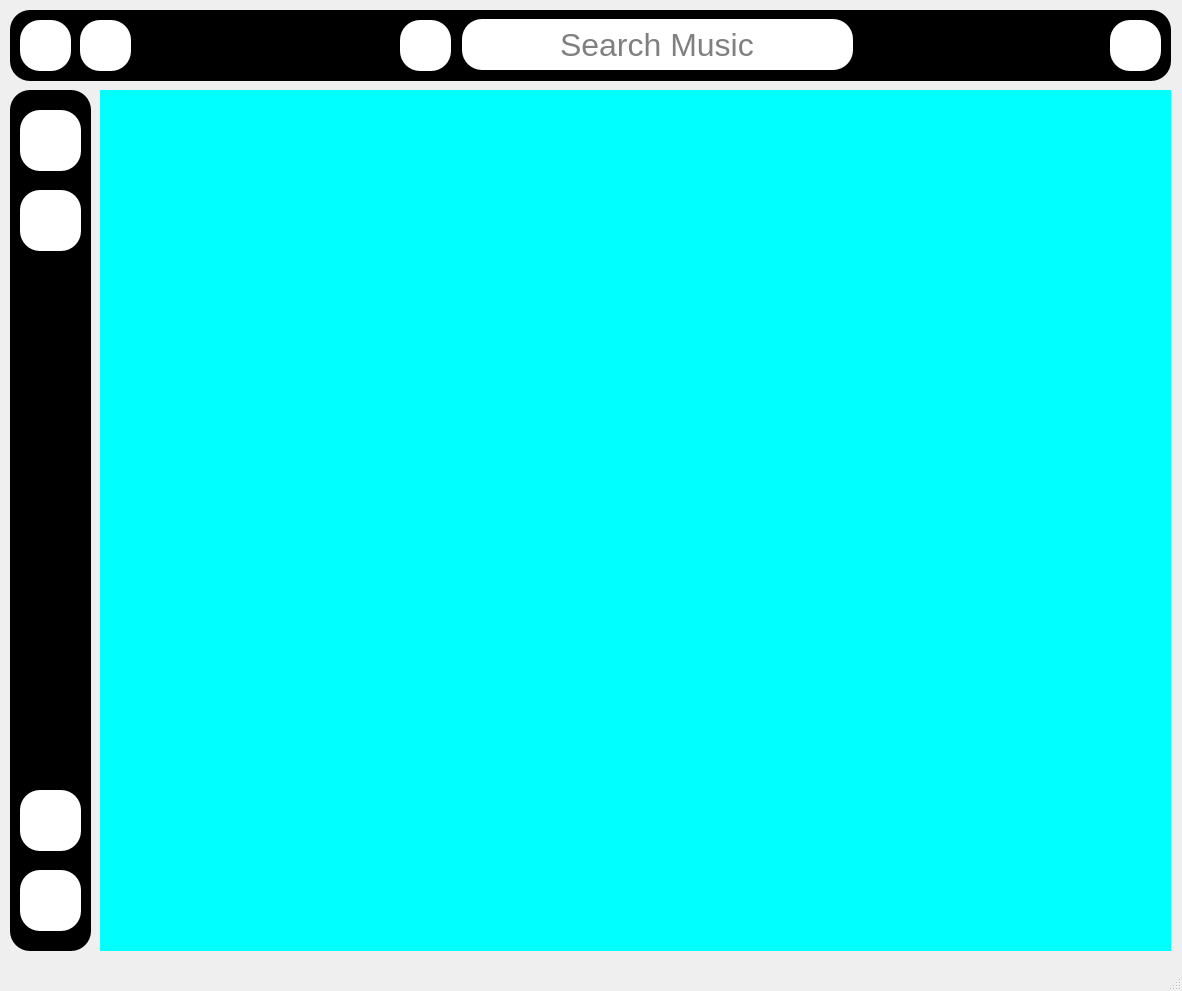
Before: the Qt Designer form UI-GiaoDien/homepage.ui in TruongKhoaNguyen/PTA04-Sanpham, drawn with Qt 5.
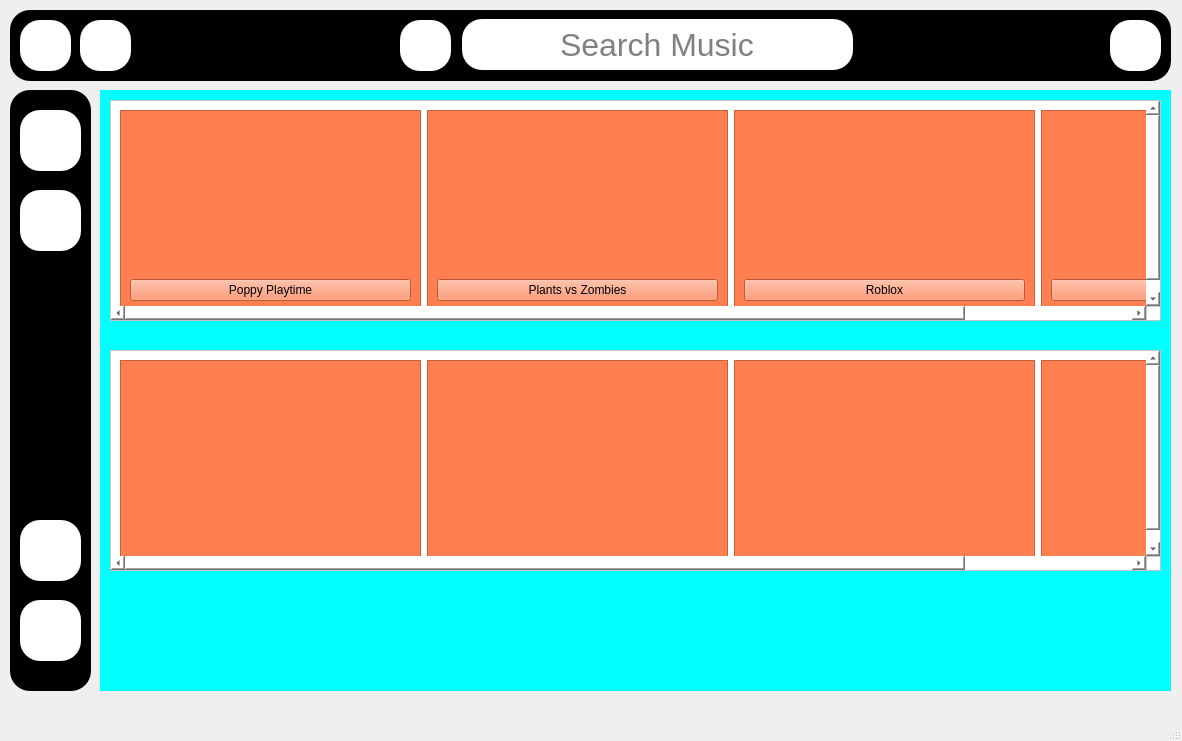
After: the same form once the commit is applied. Icons and pictures are not drawn.

What changed in the file:
```diff
--- a/UI-GiaoDien/homepage.ui
+++ b/UI-GiaoDien/homepage.ui
@@ -7,7 +7,7 @@
     <x>0</x>
     <y>0</y>
     <width>1182</width>
-    <height>991</height>
+    <height>741</height>
    </rect>
   </property>
   <property name="windowTitle">
@@ -20,7 +20,7 @@
       <x>10</x>
       <y>90</y>
       <width>81</width>
-      <height>861</height>
+      <height>601</height>
      </rect>
     </property>
     <property name="styleSheet">
@@ -91,7 +91,7 @@
      <property name="geometry">
       <rect>
        <x>10</x>
-       <y>780</y>
+       <y>510</y>
        <width>61</width>
        <height>61</height>
       </rect>
@@ -118,7 +118,7 @@
      <property name="geometry">
       <rect>
        <x>10</x>
-       <y>700</y>
+       <y>430</y>
        <width>61</width>
        <height>61</height>
       </rect>
@@ -307,13 +307,382 @@
       <x>100</x>
       <y>90</y>
       <width>1071</width>
-      <height>861</height>
+      <height>601</height>
      </rect>
     </property>
     <property name="styleSheet">
      <string notr="true">background-color:cyan</string>
     </property>
-    <widget class="QWidget" name="page"/>
+    <widget class="QWidget" name="page">
+     <widget class="QScrollArea" name="scrollArea">
+      <property name="geometry">
+       <rect>
+        <x>10</x>
+        <y>10</y>
+        <width>1051</width>
+        <height>221</height>
+       </rect>
+      </property>
+      <property name="minimumSize">
+       <size>
+        <width>1051</width>
+        <height>0</height>
+       </size>
+      </property>
+      <property name="maximumSize">
+       <size>
+        <width>1051</width>
+        <height>16777215</height>
+       </size>
+      </property>
+      <property name="styleSheet">
+       <string notr="true">background-color:white</string>
+      </property>
+      <property name="widgetResizable">
+       <bool>true</bool>
+      </property>
+      <widget class="QWidget" name="scrollAreaWidgetContents">
+       <property name="geometry">
+        <rect>
+         <x>-120</x>
+         <y>0</y>
+         <width>1240</width>
+         <height>219</height>
+        </rect>
+       </property>
+       <layout class="QHBoxLayout" name="horizontalLayout">
+        <item>
+         <widget class="QFrame" name="frame_3">
+          <property name="minimumSize">
+           <size>
+            <width>301</width>
+            <height>201</height>
+           </size>
+          </property>
+          <property name="maximumSize">
+           <size>
+            <width>301</width>
+            <height>201</height>
+           </size>
+          </property>
+          <property name="styleSheet">
+           <string notr="true">background-color:coral</string>
+          </property>
+          <property name="frameShape">
+           <enum>QFrame::StyledPanel</enum>
+          </property>
+          <property name="frameShadow">
+           <enum>QFrame::Raised</enum>
+          </property>
+          <layout class="QVBoxLayout" name="verticalLayout">
+           <item>
+            <widget class="QLabel" name="label">
+             <property name="text">
+              <string/>
+             </property>
+             <property name="pixmap">
+              <pixmap>D:/TRUONG_KHOA/MIND_X_Truong_Khoa/Python_ADVANCE/Nguyen_lieu/header.jpg</pixmap>
+             </property>
+             <property name="scaledContents">
+              <bool>true</bool>
+             </property>
+            </widget>
+           </item>
+           <item>
+            <widget class="QPushButton" name="btnPlay_PP">
+             <property name="text">
+              <string>Poppy Playtime</string>
+             </property>
+            </widget>
+           </item>
+          </layout>
+         </widget>
+        </item>
+        <item>
+         <widget class="QFrame" name="frame_4">
+          <property name="minimumSize">
+           <size>
+            <width>301</width>
+            <height>201</height>
+           </size>
+          </property>
+          <property name="maximumSize">
+           <size>
+            <width>301</width>
+            <height>201</height>
+           </size>
+          </property>
+          <property name="styleSheet">
+           <string notr="true">background-color:coral</string>
+          </property>
+          <property name="frameShape">
+           <enum>QFrame::StyledPanel</enum>
+          </property>
+          <property name="frameShadow">
+           <enum>QFrame::Raised</enum>
+          </property>
+          <layout class="QVBoxLayout" name="verticalLayout_2">
+           <item>
+            <widget class="QLabel" name="label_2">
+             <property name="text">
+              <string/>
+             </property>
+             <property name="pixmap">
+              <pixmap>D:/TRUONG_KHOA/MIND_X_Truong_Khoa/Python_ADVANCE/Nguyen_lieu/SlowChompers.png</pixmap>
+             </property>
+             <property name="scaledContents">
+              <bool>true</bool>
+             </property>
+            </widget>
+           </item>
+           <item>
+            <widget class="QPushButton" name="btnPlay_PVZ">
+             <property name="text">
+              <string>Plants vs Zombies</string>
+             </property>
+            </widget>
+           </item>
+          </layout>
+         </widget>
+        </item>
+        <item>
+         <widget class="QFrame" name="frame_5">
+          <property name="minimumSize">
+           <size>
+            <width>301</width>
+            <height>201</height>
+           </size>
+          </property>
+          <property name="maximumSize">
+           <size>
+            <width>301</width>
+            <height>201</height>
+           </size>
+          </property>
+          <property name="styleSheet">
+           <string notr="true">background-color:coral</string>
+          </property>
+          <property name="frameShape">
+           <enum>QFrame::StyledPanel</enum>
+          </property>
+          <property name="frameShadow">
+           <enum>QFrame::Raised</enum>
+          </property>
+          <layout class="QVBoxLayout" name="verticalLayout_3">
+           <item>
+            <widget class="QLabel" name="label_3">
+             <property name="text">
+              <string/>
+             </property>
+             <property name="pixmap">
+              <pixmap>D:/TRUONG_KHOA/MIND_X_Truong_Khoa/Python_ADVANCE/Nguyen_lieu/40883-79111-B3840B94-33C9-4304-96D9-2BEBF83ECBAD-xl.jpg</pixmap>
+             </property>
+             <property name="scaledContents">
+              <bool>true</bool>
+             </property>
+            </widget>
+           </item>
+           <item>
+            <widget class="QPushButton" name="btnPlay_RB">
+             <property name="text">
+              <string>Roblox</string>
+             </property>
+            </widget>
+           </item>
+          </layout>
+         </widget>
+        </item>
+        <item>
+         <widget class="QFrame" name="frame_6">
+          <property name="minimumSize">
+           <size>
+            <width>301</width>
+            <height>201</height>
+           </size>
+          </property>
+          <property name="maximumSize">
+           <size>
+            <width>301</width>
+            <height>201</height>
+           </size>
+          </property>
+          <property name="styleSheet">
+           <string notr="true">background-color:coral</string>
+          </property>
+          <property name="frameShape">
+           <enum>QFrame::StyledPanel</enum>
+          </property>
+          <property name="frameShadow">
+           <enum>QFrame::Raised</enum>
+          </property>
+          <layout class="QVBoxLayout" name="verticalLayout_4">
+           <item>
+            <widget class="QLabel" name="label_4">
+             <property name="text">
+              <string/>
+             </property>
+             <property name="pixmap">
+              <pixmap>D:/TRUONG_KHOA/MIND_X_Truong_Khoa/Python_ADVANCE/Nguyen_lieu/capsule_616x353.jpg</pixmap>
+             </property>
+             <property name="scaledContents">
+              <bool>true</bool>
+             </property>
+            </widget>
+           </item>
+           <item>
+            <widget class="QPushButton" name="btnPlay_GD">
+             <property name="text">
+              <string>Geometry Dash</string>
+             </property>
+            </widget>
+           </item>
+          </layout>
+         </widget>
+        </item>
+       </layout>
+      </widget>
+     </widget>
+     <widget class="QScrollArea" name="scrollArea_2">
+      <property name="geometry">
+       <rect>
+        <x>10</x>
+        <y>260</y>
+        <width>1051</width>
+        <height>221</height>
+       </rect>
+      </property>
+      <property name="minimumSize">
+       <size>
+        <width>1051</width>
+        <height>0</height>
+       </size>
+      </property>
+      <property name="maximumSize">
+       <size>
+        <width>1051</width>
+        <height>16777215</height>
+       </size>
+      </property>
+      <property name="styleSheet">
+       <string notr="true">background-color:white</string>
+      </property>
+      <property name="widgetResizable">
+       <bool>true</bool>
+      </property>
+      <widget class="QWidget" name="scrollAreaWidgetContents_2">
+       <property name="geometry">
+        <rect>
+         <x>-60</x>
+         <y>0</y>
+         <width>1240</width>
+         <height>219</height>
+        </rect>
+       </property>
+       <layout class="QHBoxLayout" name="horizontalLayout_2">
+        <item>
+         <widget class="QFrame" name="frame_7">
+          <property name="minimumSize">
+           <size>
+            <width>301</width>
+            <height>201</height>
+           </size>
+          </property>
+          <property name="maximumSize">
+           <size>
+            <width>301</width>
+            <height>201</height>
+           </size>
+          </property>
+          <property name="styleSheet">
+           <string notr="true">background-color:coral</string>
+          </property>
+          <property name="frameShape">
+           <enum>QFrame::StyledPanel</enum>
+          </property>
+          <property name="frameShadow">
+           <enum>QFrame::Raised</enum>
+          </property>
+         </widget>
+        </item>
+        <item>
+         <widget class="QFrame" name="frame_8">
+          <property name="minimumSize">
+           <size>
+            <width>301</width>
+            <height>201</height>
+           </size>
+          </property>
+          <property name="maximumSize">
+           <size>
+            <width>301</width>
+            <height>201</height>
+           </size>
+          </property>
+          <property name="styleSheet">
+           <string notr="true">background-color:coral</string>
+          </property>
+          <property name="frameShape">
+           <enum>QFrame::StyledPanel</enum>
+          </property>
+          <property name="frameShadow">
+           <enum>QFrame::Raised</enum>
+          </property>
+         </widget>
+        </item>
+        <item>
+         <widget class="QFrame" name="frame_9">
+          <property name="minimumSize">
+           <size>
+            <width>301</width>
+            <height>201</height>
+           </size>
+          </property>
+          <property name="maximumSize">
+           <size>
+            <width>301</width>
+            <height>201</height>
+           </size>
+          </property>
+          <property name="styleSheet">
+           <string notr="true">background-color:coral</string>
+          </property>
+          <property name="frameShape">
+           <enum>QFrame::StyledPanel</enum>
+          </property>
+          <property name="frameShadow">
+           <enum>QFrame::Raised</enum>
+          </property>
+         </widget>
+        </item>
+        <item>
+         <widget class="QFrame" name="frame_10">
+          <property name="minimumSize">
+           <size>
+            <width>301</width>
+            <height>201</height>
+           </size>
+          </property>
+          <property name="maximumSize">
+           <size>
+            <width>301</width>
+            <height>201</height>
+           </size>
+          </property>
+          <property name="styleSheet">
+           <string notr="true">background-color:coral</string>
+          </property>
+          <property name="frameShape">
+           <enum>QFrame::StyledPanel</enum>
+          </property>
+          <property name="frameShadow">
+           <enum>QFrame::Raised</enum>
+          </property>
+         </widget>
+        </item>
+       </layout>
+      </widget>
+     </widget>
+    </widget>
     <widget class="QWidget" name="page_2"/>
    </widget>
   </widget>
```
Left out of the diff: 2 changed lines with no effect on the pictures.
